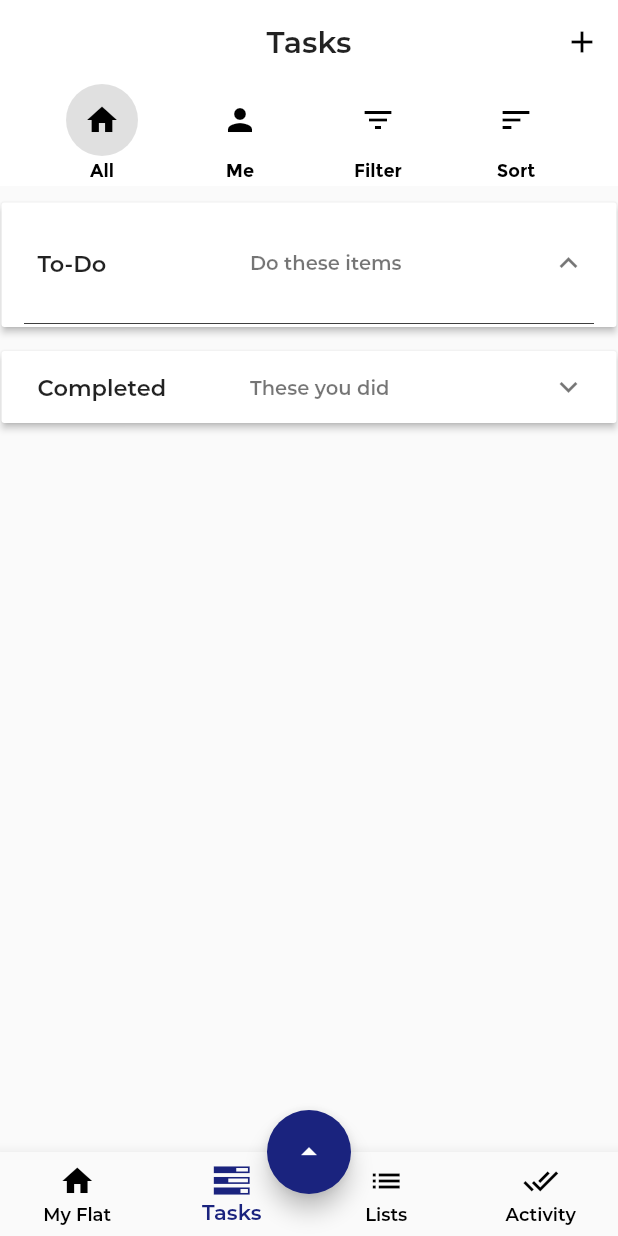
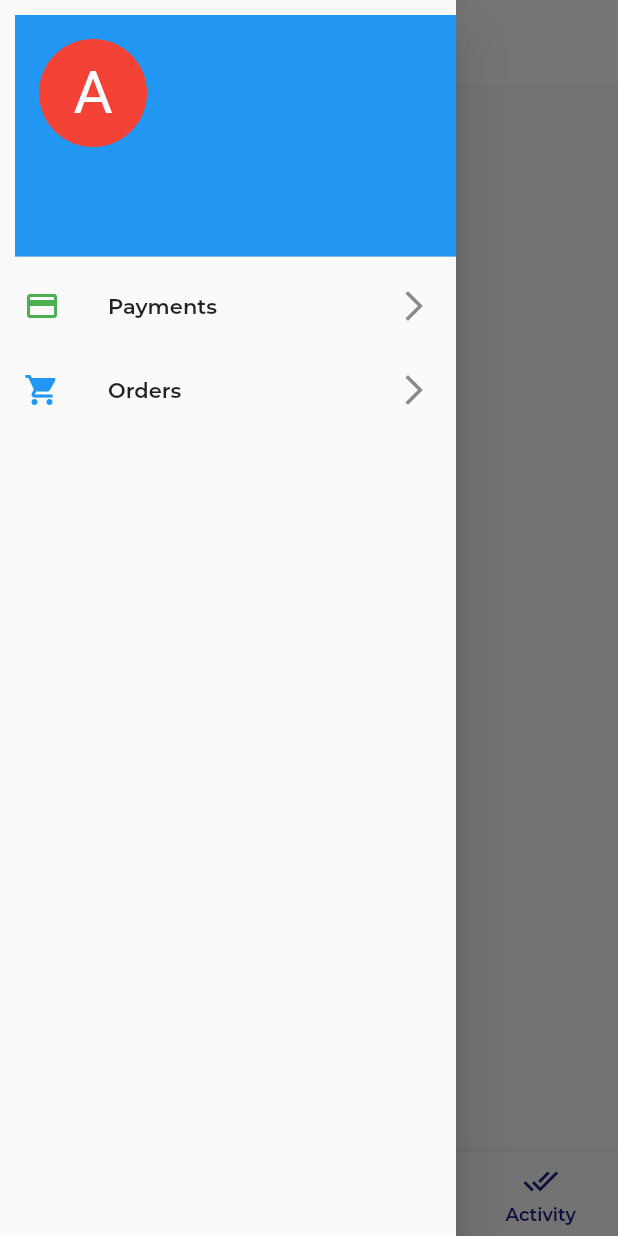
Before and after one commit to Amit104/SimpliFlatApp, a Flutter app: the Home screen opened directly with empty values, with the side drawer open (before the commit the screen has no drawer), on a phone screen of 412 x 824 dp. Run offline on Flutter 3.47's test engine with Material 2 defaults, Android fonts, the phone set to English and light mode, and no system bars; our stand-ins replace cloud_firestore, firebase_auth, firebase_messaging, flutter_local_notifications, flutter_slidable, share and 2 more; accounts and stored records are empty.

Commit message:
Added navigation drawer design

```diff
--- /dev/null
+++ b/simpliflat/lib/screens/dashboard.dart
@@ -0,0 +1,63 @@
+import 'package:flutter/material.dart';
+import 'package:flutter_slidable/flutter_slidable.dart';
+import 'package:simpliflat/screens/globals.dart' as globals;
+import 'package:simpliflat/screens/utility.dart';
+import 'package:simpliflat/screens/widgets/common.dart';
+import 'package:cloud_firestore/cloud_firestore.dart';
+import 'package:flutter/foundation.dart';
+import 'package:simpliflat/screens/widgets/loading_container.dart';
+
+class Dashboard extends StatefulWidget {
+  final flatId;
+
+  Dashboard(this.flatId);
+
+  @override
+  State<StatefulWidget> createState() {
+    return DashboardState(this.flatId);
+  }
+}
+
+class DashboardState extends State<Dashboard> {
+  var _navigatorContext;
+  final flatId;
+
+  DashboardState(this.flatId);
+
+  @override
+  void initState() {
+    super.initState();
+  }
+
+  @override
+  Widget build(BuildContext context) {
+    return WillPopScope(
+      onWillPop: () {
+        _moveToLastScreen(context);
+        return null;
+      },
+      child: Scaffold(
+        appBar: AppBar(
+          title: Text("SimpliFlat"),
+          elevation: 0.0,
+          centerTitle: true,
+        ),
+        body: Builder(builder: (BuildContext scaffoldC) {
+          _navigatorContext = scaffoldC;
+          return Column(
+            children: <Widget>[
+              Expanded(
+                child: Container(),
+              ),
+            ],
+          );
+        }),
+      ),
+    );
+  }
+
+  _moveToLastScreen(BuildContext _navigatorContext) {
+    debugPrint("Back");
+    Navigator.pop(_navigatorContext, true);
+  }
+}
--- a/simpliflat/lib/screens/home.dart
+++ b/simpliflat/lib/screens/home.dart
@@ -11,6 +11,7 @@ import 'package:simpliflat/screens/globals.dart' as globals;
 import 'package:firebase_messaging/firebase_messaging.dart';
 
 import 'activity/flat_activity.dart';
+import 'dashboard.dart';
 import 'lists/shopping_list.dart';
 
 class Home extends StatefulWidget {
@@ -25,8 +26,14 @@ class Home extends StatefulWidget {
 }
 
 class _Home extends State<Home> {
-  int _selectedIndex = 1;
+  int _selectedIndex = 0;
+
+  //profile details
   final flatId;
+  String flatName = "Hey!";
+  String displayId = "";
+  String userName = "";
+  String userPhone = "";
 
   _Home(this.flatId);
 
@@ -49,6 +56,7 @@ class _Home extends State<Home> {
     }
   }
 
+  // Initialise Firestore notifications
   @override
   void initState() {
     super.initState();
@@ -72,6 +80,8 @@ class _Home extends State<Home> {
         .listen((IosNotificationSettings setting) {
       print("IOS Setting resgistered");
     });
+
+    // notification token check.
     Utility.getToken().then((token) {
       if (token == null || token == "") {
         firebaseMessaging.getToken().then((token) async {
@@ -97,18 +107,29 @@ class _Home extends State<Home> {
 
   @override
   Widget build(BuildContext context) {
+    _updateUserDetails();
+    fetchFlatName(context);
     return WillPopScope(
         onWillPop: () {
           moveToLastScreen();
           return null;
         },
         child: Scaffold(
+//          body: Center(
+//            child: _selectedIndex == 0
+//                ? Profile()
+//                : (_selectedIndex == 1
+//                    ? TaskList(flatId)
+//                    : (_selectedIndex == 2 ? ShoppingLists(flatId) : FlatActivity(flatId))),
+//          ),
           body: Center(
             child: _selectedIndex == 0
-                ? Profile()
+                ? Dashboard(flatId)
                 : (_selectedIndex == 1
                     ? TaskList(flatId)
-                    : (_selectedIndex == 2 ? ShoppingLists(flatId) : FlatActivity(flatId))),
+                    : (_selectedIndex == 2
+                        ? ShoppingLists(flatId)
+                        : FlatActivity(flatId))),
           ),
           bottomNavigationBar: new BottomNavigationBar(
             items: <BottomNavigationBarItem>[
@@ -122,25 +143,73 @@ class _Home extends State<Home> {
                   icon: Icon(Icons.done_all), title: Text('Activity')),
             ],
             currentIndex: _selectedIndex,
-            unselectedItemColor: Colors.black,
-            fixedColor: Colors.indigo[900],
+            unselectedItemColor: Colors.indigo[900],
+            fixedColor: Colors.red[900],
             onTap: _onItemTapped,
-            type: BottomNavigationBarType.fixed ,
+            type: BottomNavigationBarType.fixed,
           ),
-          floatingActionButtonLocation: FloatingActionButtonLocation.centerDocked,
+          drawer: new Drawer(
+            key: GlobalKey(),
+            child: ListView(
+              children: <Widget>[
+                UserAccountsDrawerHeader(
+                  accountEmail: Text(userPhone),
+                  accountName: Text(userName),
+                  margin: EdgeInsets.only(left: 10.0, top: 10.0, bottom: 5.0,),
+                  currentAccountPicture: CircleAvatar(
+                    backgroundColor: Colors.red,
+                    child: Text(
+                      userName==""?"A":userName[0].toUpperCase(),
+                      style: TextStyle(
+                        fontSize: 40.0,
+                        fontFamily: 'Roboto',
+                        color: Colors.white,
+                      ),
+                    ),
+                  ),
+                ),
+                ListTile(
+                  leading: Icon(Icons.payment, color: Colors.green,),
+                  title: Text("Payments"),
+                  trailing: Icon(Icons.arrow_forward_ios,),
+                  onTap: () {
+                    //Navigator.of(context).pop();
+                    //Navigator.of(context).push(MaterialPageRoute(
+                    //    builder: (BuildContext context) => NewPage("Page two")));
+                  },
+                ),
+                ListTile(
+                  leading: Icon(Icons.shopping_cart, color: Colors.blue,),
+                  trailing: Icon(Icons.arrow_forward_ios,),
+                  title: Text("Orders"),
+                  onTap: () {
+                    //Navigator.of(context).pop();
+                    //Navigator.of(context).push(MaterialPageRoute(
+                    //    builder: (BuildContext context) => NewPage("Page two")));
+                  },
+                ),
+              ],
+            ),
+          ),
+
+          floatingActionButtonLocation:
+              FloatingActionButtonLocation.centerDocked,
           floatingActionButton: new FloatingActionButton(
             onPressed: () async {
-              var _flatId = await Utility.getFlatId();
+              var _flatId = flatId;
+              if (flatId == null || flatId == "")
+                _flatId = await Utility.getFlatId();
               List<Map<String, dynamic>> offlineDocuments = await _query();
               navigateToNotice(_flatId, offlineDocuments);
             },
             tooltip: 'Noticeboard',
-            backgroundColor: Colors.indigo[900],
+            backgroundColor: Colors.red[900],
             child: new Icon(Icons.arrow_drop_up),
           ),
         ));
   }
 
+  // get offline notices
   Future<List<Map<String, dynamic>>> _query() async {
     final allRows = await dbHelper.queryRows(globals.noticeBoard);
     return allRows;
@@ -152,6 +221,7 @@ class _Home extends State<Home> {
     Navigator.push(context, _createRoute(flatId, _userId, offlineDocuments));
   }
 
+  //animated transition to noticeboard
   Route _createRoute(flatId, userId, offlineDocuments) {
     return PageRouteBuilder(
       pageBuilder: (context, animation, secondaryAnimation) =>
@@ -170,9 +240,71 @@ class _Home extends State<Home> {
     );
   }
 
+  // Navigation for bottom navigation buttons
   void _onItemTapped(int index) {
     setState(() {
       _selectedIndex = index;
+    });
+  }
+
+  //update user info if missing in shared preferences
+  void _updateUserDetails() async {
+    var _userId = await Utility.getUserId();
+    var _userName = await Utility.getUserName();
+    var _userPhone = await Utility.getUserPhone();
+    if (_userName == null ||
+        _userName == "" ||
+        _userPhone == null ||
+        _userPhone == "") {
+      Firestore.instance.collection(globals.user).document(_userId).get().then(
+          (snapshot) {
+        if (snapshot.exists) {
+          setState(() {
+            userName = snapshot.data['name'];
+            userPhone = snapshot.data['phone'];
+          });
+          Utility.addToSharedPref(userName: userName);
+          Utility.addToSharedPref(userPhone: userPhone);
+        }
+      }, onError: (e) {});
+    } else {
+      userName = await Utility.getUserName();
+      userPhone = await Utility.getUserPhone();
+    }
+  }
+
+  // update flat info if missing in shared preferences
+  void fetchFlatName(context) async {
+    Utility.getFlatName().then((name) {
+      if (flatName == null ||
+          flatName == "" ||
+          displayId == "" ||
+          displayId == null) {
+        Firestore.instance
+            .collection(globals.flat)
+            .document(flatId)
+            .get()
+            .then((flat) {
+          if (flat != null) {
+            Utility.addToSharedPref(flatName: flat['name'].toString());
+            Utility.addToSharedPref(displayId: flat['display_id'].toString());
+            setState(() {
+              displayId = flat['display_id'].toString();
+              flatName = flat['name'].toString().trim();
+              if (flatName == null || flatName == "") flatName = "Hey!";
+            });
+          }
+        });
+      }
+      if (name != null) {
+        setState(() {
+          flatName = name;
+        });
+      } else {
+        setState(() {
+          flatName = "Hey there!";
+        });
+      }
     });
   }
 
```
